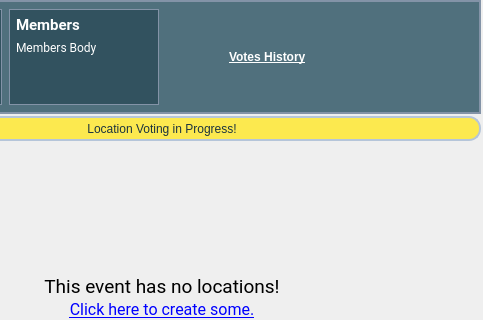
Old version of the form src/app/gui/forms/widgeteventpanel.ui in the repository botorabi/Meet4Eat-Desktop; both pictures show x 157 to 640 and y 0 to 320 of the 640 by 480 pixel window.
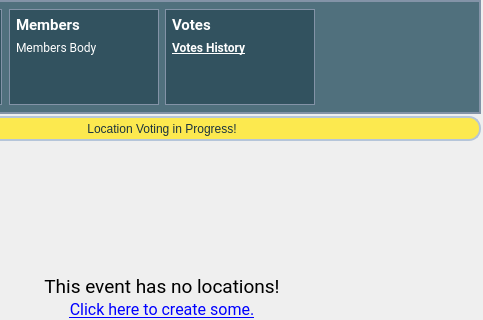
New version of the form. Icons and pictures are not drawn. Custom widgets are drawn as their Qt base class.

Commit message:
Added votes of the day widget
- Added a utils class for soring votes

```diff
--- a/src/app/gui/forms/widgeteventpanel.ui
+++ b/src/app/gui/forms/widgeteventpanel.ui
@@ -212,26 +212,103 @@
          </widget>
         </item>
         <item>
-         <spacer name="horizontalSpacer">
-          <property name="orientation">
-           <enum>Qt::Horizontal</enum>
-          </property>
-          <property name="sizeHint" stdset="0">
+         <widget class="QWidget" name="widgetVotesHistory" native="true">
+          <property name="minimumSize">
            <size>
-            <width>40</width>
-            <height>20</height>
+            <width>150</width>
+            <height>0</height>
            </size>
           </property>
-         </spacer>
-        </item>
-        <item>
-         <widget class="QLabel" name="label_2">
           <property name="styleSheet">
-           <string notr="true">color: white;</string>
+           <string notr="true">#widgetVotesHistory {
+  background-color: rgb(50,82,95);
+  border-radius: 0px;
+  border: 1px solid rgb(131,147, 167);
+}
+QLabel {
+  color: white;
+}</string>
           </property>
-          <property name="text">
-           <string>&lt;html&gt;&lt;head/&gt;&lt;body&gt;&lt;p&gt;&lt;a href=&quot;VOTES_HISTORY&quot;&gt;&lt;span style=&quot; font-weight:600; text-decoration: underline; color:#ffffff;&quot;&gt;Votes History&lt;/span&gt;&lt;/a&gt;&lt;/p&gt;&lt;/body&gt;&lt;/html&gt;</string>
-          </property>
+          <layout class="QVBoxLayout" name="verticalLayout_9" stretch="0,0,1">
+           <property name="leftMargin">
+            <number>7</number>
+           </property>
+           <property name="topMargin">
+            <number>7</number>
+           </property>
+           <property name="rightMargin">
+            <number>7</number>
+           </property>
+           <property name="bottomMargin">
+            <number>7</number>
+           </property>
+           <item>
+            <widget class="QLabel" name="labelVotesHead">
+             <property name="font">
+              <font>
+               <family>Roboto</family>
+               <pointsize>11</pointsize>
+               <weight>75</weight>
+               <bold>true</bold>
+              </font>
+             </property>
+             <property name="styleSheet">
+              <string notr="true"/>
+             </property>
+             <property name="text">
+              <string>Votes</string>
+             </property>
+             <property name="alignment">
+              <set>Qt::AlignLeading|Qt::AlignLeft|Qt::AlignVCenter</set>
+             </property>
+            </widget>
+           </item>
+           <item>
+            <widget class="QLabel" name="labelVotesHistory">
+             <property name="font">
+              <font>
+               <family>Roboto</family>
+               <pointsize>9</pointsize>
+               <weight>50</weight>
+               <bold>false</bold>
+              </font>
+             </property>
+             <property name="toolTip">
+              <string>Show the votes history</string>
+             </property>
+             <property name="text">
+              <string>&lt;html&gt;&lt;head/&gt;&lt;body&gt;&lt;p&gt;&lt;a href=&quot;VOTES_HISTORY&quot;&gt;&lt;span style=&quot; font-weight:600; text-decoration: underline; color:#ffffff;&quot;&gt;Votes History&lt;/span&gt;&lt;/a&gt;&lt;/p&gt;&lt;/body&gt;&lt;/html&gt;</string>
+             </property>
+             <property name="alignment">
+              <set>Qt::AlignLeading|Qt::AlignLeft|Qt::AlignTop</set>
+             </property>
+             <property name="wordWrap">
+              <bool>true</bool>
+             </property>
+            </widget>
+           </item>
+           <item>
+            <widget class="QLabel" name="labelVotesToday">
+             <property name="font">
+              <font>
+               <family>Roboto</family>
+               <pointsize>9</pointsize>
+               <weight>50</weight>
+               <bold>false</bold>
+              </font>
+             </property>
+             <property name="text">
+              <string>&lt;Today&gt;</string>
+             </property>
+             <property name="alignment">
+              <set>Qt::AlignLeading|Qt::AlignLeft|Qt::AlignTop</set>
+             </property>
+             <property name="wordWrap">
+              <bool>true</bool>
+             </property>
+            </widget>
+           </item>
+          </layout>
          </widget>
         </item>
         <item>
```
Left out of the diff: 6 changed lines with no effect on the pictures. The commit also changes 10 other files.
